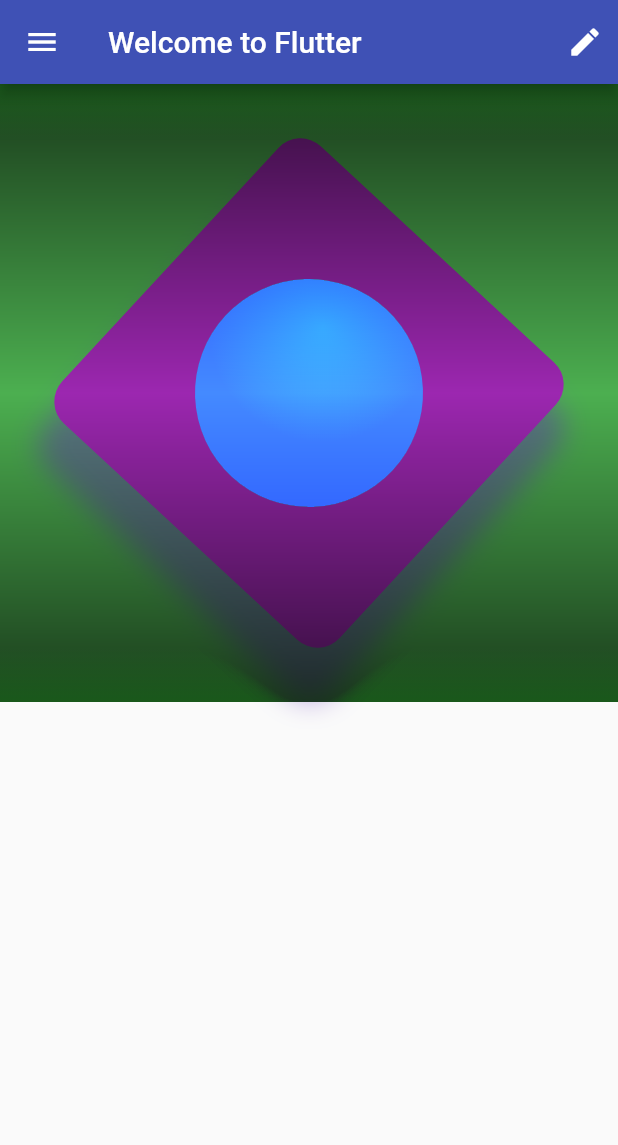
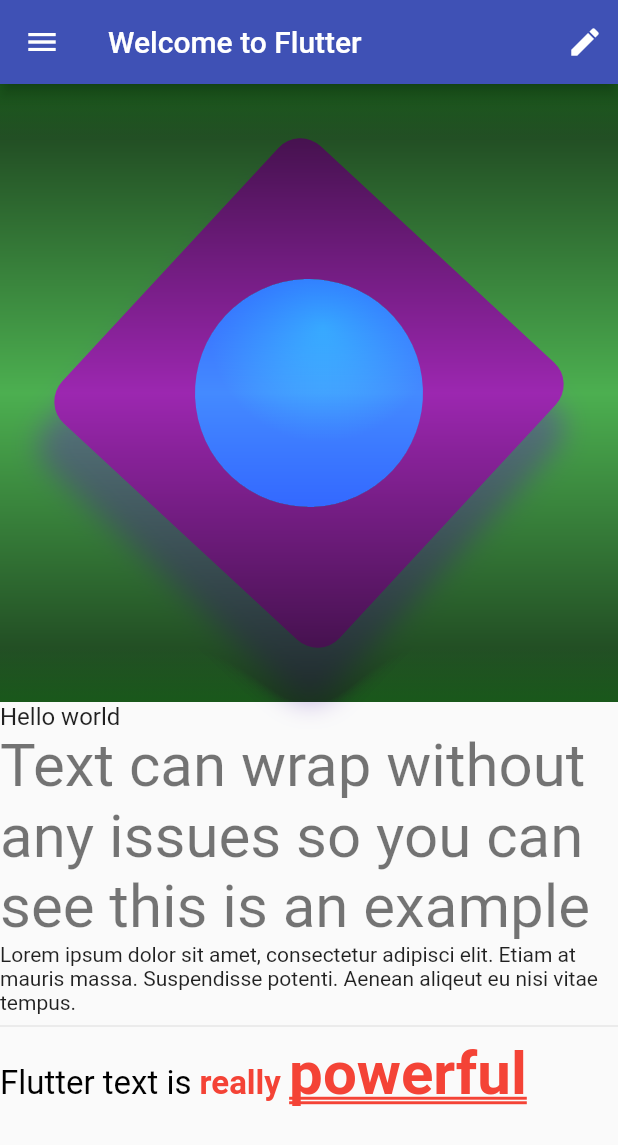
Before and after one commit to jarecsni/flutter_cookbook_examples, a Flutter app: the screen it shows after launch, on a phone screen of 412 x 824 dp. Shown: the top 1145 px of the screen. Run offline on Flutter 3.47's test engine with Material 2 defaults, Android fonts, the phone set to English and light mode, and no system bars.

Commit message:
rich texts

```diff
--- a/lib/chapter4/basic_screen.dart
+++ b/lib/chapter4/basic_screen.dart
@@ -1,5 +1,6 @@
 import 'package:flutter/material.dart';
 import 'package:flutter_cookbook_examples/chapter4/immutable_widget.dart';
+import 'package:flutter_cookbook_examples/chapter4/text_layout.dart';
 
 class BasicScreen extends StatelessWidget {
   const BasicScreen({super.key});
@@ -17,9 +18,14 @@ class BasicScreen extends StatelessWidget {
           )
         ],
       ),
-      body: const AspectRatio(
-        aspectRatio: 1.0,
-        child: ImmutableWidget(),
+      body: const Column(
+        children: [
+          AspectRatio(
+            aspectRatio: 1.0,
+            child: ImmutableWidget(),
+          ),
+          TextLayout(),
+        ],
       ),
       drawer: Drawer(
         child: Container(
--- a/lib/chapter4/text_layout.dart
+++ b/lib/chapter4/text_layout.dart
@@ -5,7 +5,45 @@ class TextLayout extends StatelessWidget {
 
   @override
   Widget build(BuildContext context) {
-    // TODO: implement build
-    throw UnimplementedError();
+    return Column(
+      crossAxisAlignment: CrossAxisAlignment.start,
+      children: [
+        const Text(
+          "Hello world",
+          style: TextStyle(fontSize: 16),
+        ),
+        Text(
+          "Text can wrap without any issues so you can see this is an example",
+          style: Theme.of(context).textTheme.headlineLarge,
+        ),
+        const Text(
+          "Lorem ipsum dolor sit amet, consectetur adipisci elit. Etiam at mauris massa. Suspendisse potenti. Aenean aliqeut eu nisi vitae tempus.",
+        ),
+        const Divider(),
+        RichText(
+          text: const TextSpan(
+            text: "Flutter text is ",
+            style: TextStyle(fontSize: 22, color: Colors.black),
+            children: <TextSpan>[
+              TextSpan(
+                  text: "really ",
+                  style: TextStyle(
+                    fontWeight: FontWeight.bold,
+                    color: Colors.red,
+                  ),
+                  children: [
+                    TextSpan(
+                        text: "powerful",
+                        style: TextStyle(
+                          decoration: TextDecoration.underline,
+                          decorationStyle: TextDecorationStyle.double,
+                          fontSize: 40,
+                        )),
+                  ]),
+            ],
+          ),
+        )
+      ],
+    );
   }
 }
```
